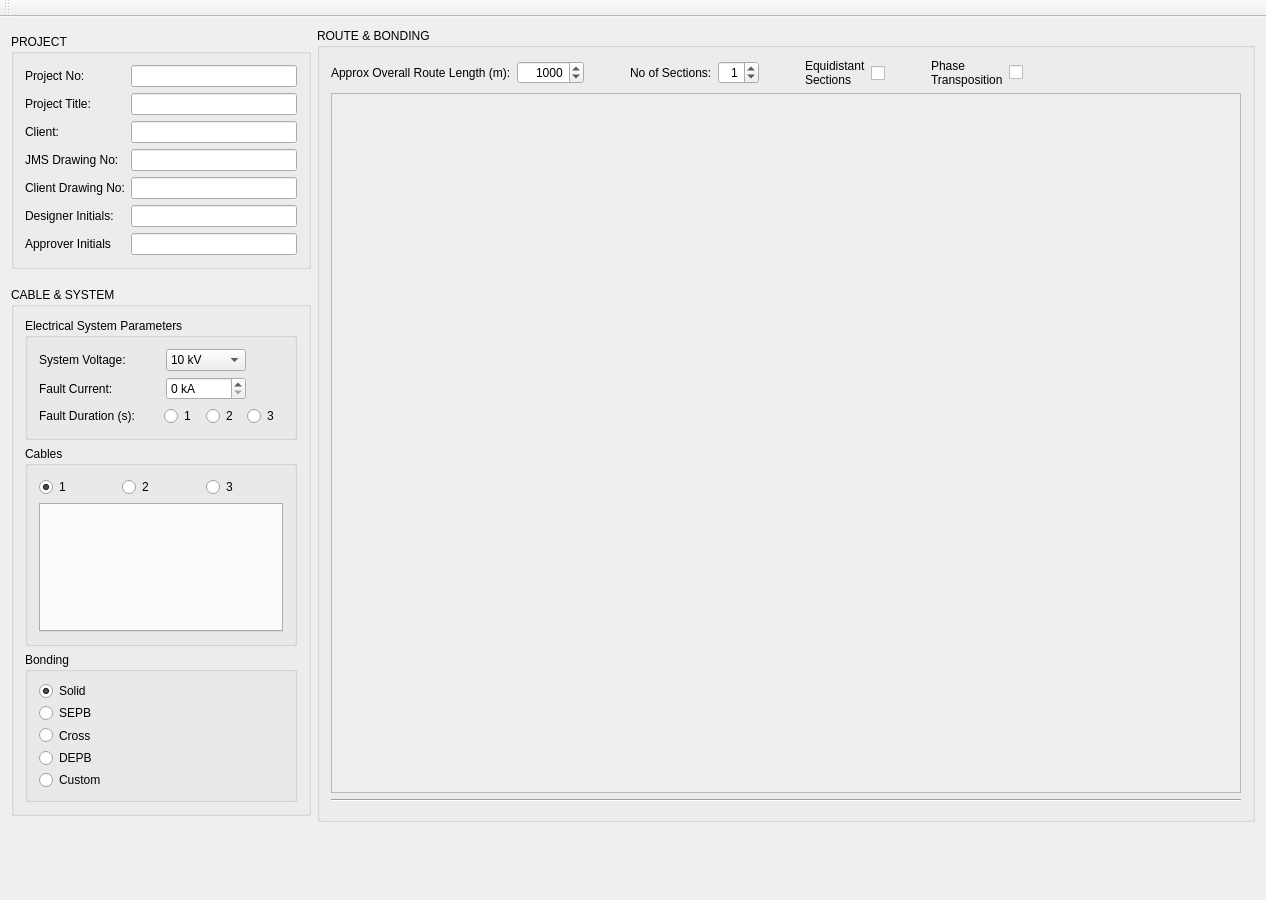
First picture: the form in mainwindow.ui, repository frazzyfin/SLD, before the edit.
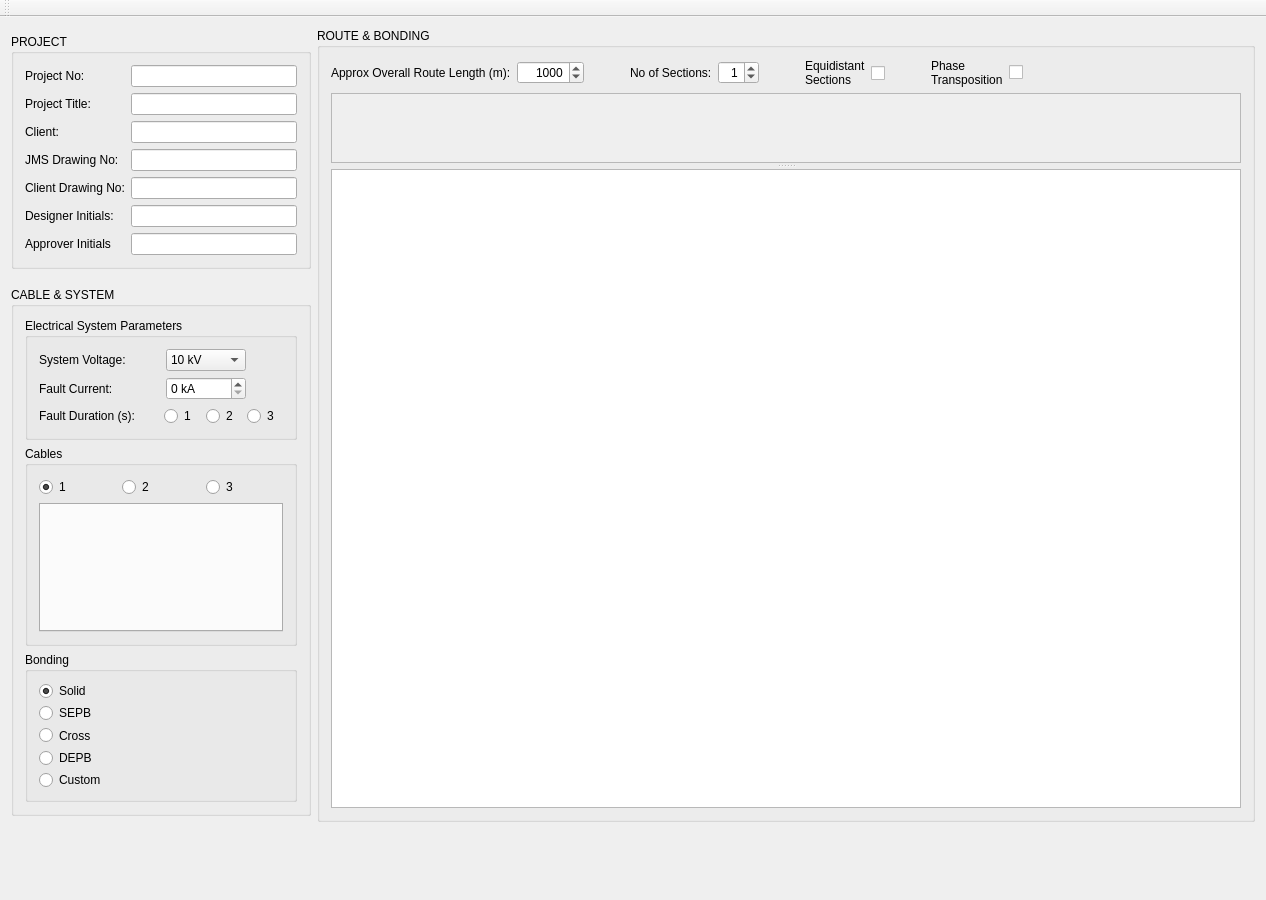
Second picture: the form after the edit. Custom widgets are drawn as their Qt base class.

Commit message: Added splitter handle

```diff
--- a/mainwindow.ui
+++ b/mainwindow.ui
@@ -335,9 +335,6 @@
        <bool>false</bool>
       </property>
       <layout class="QVBoxLayout" name="verticalLayout_5">
-       <property name="sizeConstraint">
-        <enum>QLayout::SetDefaultConstraint</enum>
-       </property>
        <item>
         <layout class="QHBoxLayout" name="layoutRouteBonding">
          <property name="spacing">
@@ -553,7 +550,23 @@
         </layout>
        </item>
        <item>
+        <widget class="QSplitter" name="splitter">
+         <property name="orientation">
+          <enum>Qt::Vertical</enum>
+         </property>
+         <property name="handleWidth">
+          <number>6</number>
+         </property>
         <widget class="QScrollArea" name="scrollArea">
+          <property name="layoutDirection">
+           <enum>Qt::LeftToRight</enum>
+          </property>
+          <property name="frameShape">
+           <enum>QFrame::StyledPanel</enum>
+          </property>
+          <property name="sizeAdjustPolicy">
+           <enum>QAbstractScrollArea::AdjustIgnored</enum>
+          </property>
          <property name="widgetResizable">
           <bool>true</bool>
          </property>
@@ -563,24 +576,12 @@
             <x>0</x>
             <y>0</y>
             <width>916</width>
-            <height>698</height>
+             <height>68</height>
            </rect>
           </property>
          </widget>
         </widget>
-       </item>
-       <item>
-        <widget class="Line" name="line">
-         <property name="orientation">
-          <enum>Qt::Horizontal</enum>
-         </property>
-        </widget>
-       </item>
-       <item>
-        <widget class="QWidget" name="widget" native="true">
-         <property name="autoFillBackground">
-          <bool>false</bool>
-         </property>
+         <widget class="QGraphicsView" name="graphicsView"/>
         </widget>
        </item>
       </layout>
```
Left out of the diff: 28 changed lines with no effect on the pictures. Lines whose indentation alone changed are shown as unchanged. The commit also changes 3 other files.
